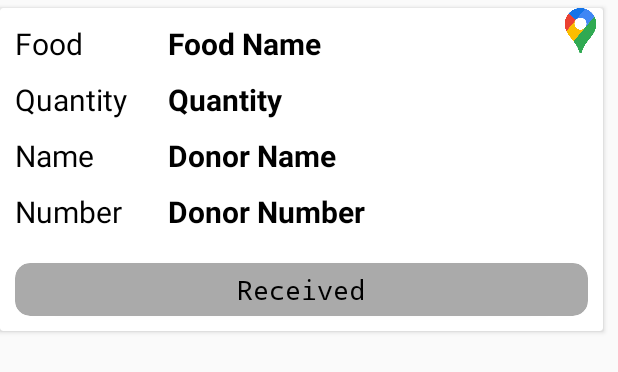
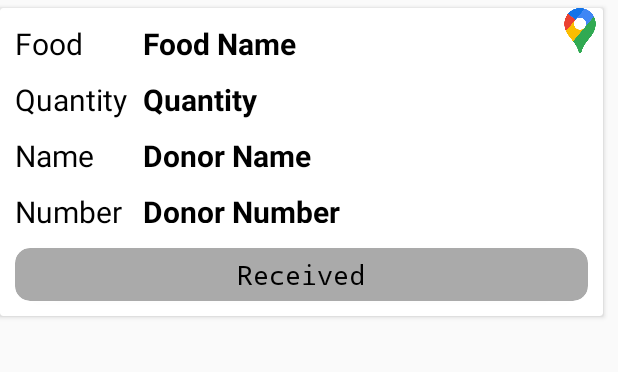
Before and after one commit to officialshubhamsinha/Waste-Food-Management, an Android app: the layout donor.xml on its own in the app's theme, with its tools: preview values and no code run, on a phone screen of 412 x 824 dp. Shown: the top 372 px of the screen. Run offline under Robolectric (Android 15) with nearby library versions, the phone set to English and light mode, and no system bars.

Commit message:
#fixed donor list

```diff
--- a/app/src/main/res/layout/donor.xml
+++ b/app/src/main/res/layout/donor.xml
@@ -19,7 +19,7 @@
 
 
         <LinearLayout
-            android:layout_width="52dp"
+            android:layout_width="50dp"
             android:layout_height="wrap_content"
             android:layout_margin="10dp"
             android:layout_weight="1"
@@ -52,8 +52,8 @@
                 android:textSize="20sp" />
 
             <TextView
-                android:layout_width="wrap_content"
-                android:layout_height="41dp"
+                android:layout_width="match_parent"
+                android:layout_height="wrap_content"
 
                 android:text="Number"
                 android:textColor="#000000"
@@ -63,14 +63,15 @@
         </LinearLayout>
 
         <LinearLayout
-            android:layout_width="0dp"
-            android:layout_height="wrap_content"
+            android:layout_width="10dp"
+            android:layout_height="153dp"
             android:layout_weight="9"
+            android:layout_marginLeft="-15dp"
             android:orientation="vertical">
 
             <TextView
                 android:id="@+id/title"
-                android:layout_width="253dp"
+                android:layout_width="272dp"
                 android:layout_height="wrap_content"
                 android:layout_margin="10dp"
                 android:text="Food Name"
@@ -80,7 +81,7 @@
 
             <TextView
                 android:id="@+id/description"
-                android:layout_width="252dp"
+                android:layout_width="271dp"
                 android:layout_height="wrap_content"
                 android:layout_marginLeft="10dp"
                 android:layout_marginRight="10dp"
@@ -92,7 +93,7 @@
 
             <TextView
                 android:id="@+id/author"
-                android:layout_width="260dp"
+                android:layout_width="271dp"
                 android:layout_height="wrap_content"
                 android:layout_marginLeft="10dp"
                 android:layout_marginRight="10dp"
@@ -104,7 +105,7 @@
 
             <TextView
                 android:id="@+id/author2"
-                android:layout_width="260dp"
+                android:layout_width="271dp"
                 android:layout_height="wrap_content"
                 android:layout_marginLeft="10dp"
                 android:layout_marginRight="10dp"
@@ -139,7 +140,7 @@
         android:layout_width="match_parent"
         android:layout_height="35dp"
         android:layout_marginLeft="10dp"
-        android:layout_marginTop="170dp"
+        android:layout_marginTop="160dp"
         android:layout_marginRight="10dp"
         android:layout_marginBottom="10dp"
 
```
